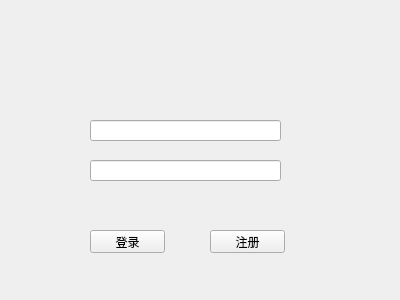
This is client/IM_FOR_P2P/signin.ui in longmenzheng/IM_FOR_P2P as Qt 5 draws it before an edit. The edited form follows.
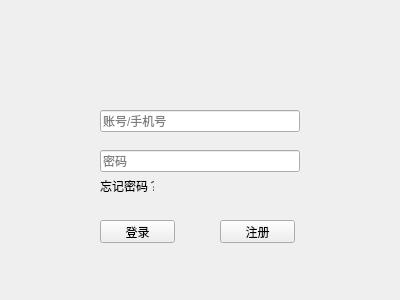
This is the edited form. Icons and pictures are not drawn.

The edit to the form file:
```diff
--- a/client/IM_FOR_P2P/signin.ui
+++ b/client/IM_FOR_P2P/signin.ui
@@ -10,14 +10,20 @@
     <height>300</height>
    </rect>
   </property>
+  <property name="sizePolicy">
+   <sizepolicy hsizetype="Fixed" vsizetype="Fixed">
+    <horstretch>0</horstretch>
+    <verstretch>0</verstretch>
+   </sizepolicy>
+  </property>
   <property name="windowTitle">
    <string>Form</string>
   </property>
   <widget class="QPushButton" name="signIn">
    <property name="geometry">
     <rect>
-     <x>90</x>
-     <y>230</y>
+     <x>100</x>
+     <y>220</y>
      <width>75</width>
      <height>23</height>
     </rect>
@@ -29,8 +35,8 @@
   <widget class="QPushButton" name="signUp">
    <property name="geometry">
     <rect>
-     <x>210</x>
-     <y>230</y>
+     <x>220</x>
+     <y>220</y>
      <width>75</width>
      <height>23</height>
     </rect>
@@ -42,21 +48,59 @@
   <widget class="QLineEdit" name="userID">
    <property name="geometry">
     <rect>
-     <x>90</x>
-     <y>160</y>
-     <width>191</width>
-     <height>21</height>
+     <x>100</x>
+     <y>110</y>
+     <width>200</width>
+     <height>22</height>
     </rect>
    </property>
+   <property name="placeholderText">
+    <string>账号/手机号</string>
+   </property>
   </widget>
   <widget class="QLineEdit" name="password">
    <property name="geometry">
     <rect>
-     <x>90</x>
-     <y>120</y>
-     <width>191</width>
-     <height>21</height>
+     <x>100</x>
+     <y>150</y>
+     <width>200</width>
+     <height>22</height>
     </rect>
+   </property>
+   <property name="echoMode">
+    <enum>QLineEdit::Password</enum>
+   </property>
+   <property name="placeholderText">
+    <string>密码</string>
+   </property>
+  </widget>
+  <widget class="QLabel" name="forgetPD">
+   <property name="geometry">
+    <rect>
+     <x>100</x>
+     <y>180</y>
+     <width>54</width>
+     <height>12</height>
+    </rect>
+   </property>
+   <property name="text">
+    <string>忘记密码？</string>
+   </property>
+  </widget>
+  <widget class="QLabel" name="note">
+   <property name="geometry">
+    <rect>
+     <x>0</x>
+     <y>200</y>
+     <width>401</width>
+     <height>20</height>
+    </rect>
+   </property>
+   <property name="text">
+    <string/>
+   </property>
+   <property name="alignment">
+    <set>Qt::AlignCenter</set>
    </property>
   </widget>
  </widget>
```
Left out of the diff: 18 changed lines with no effect on the pictures.
